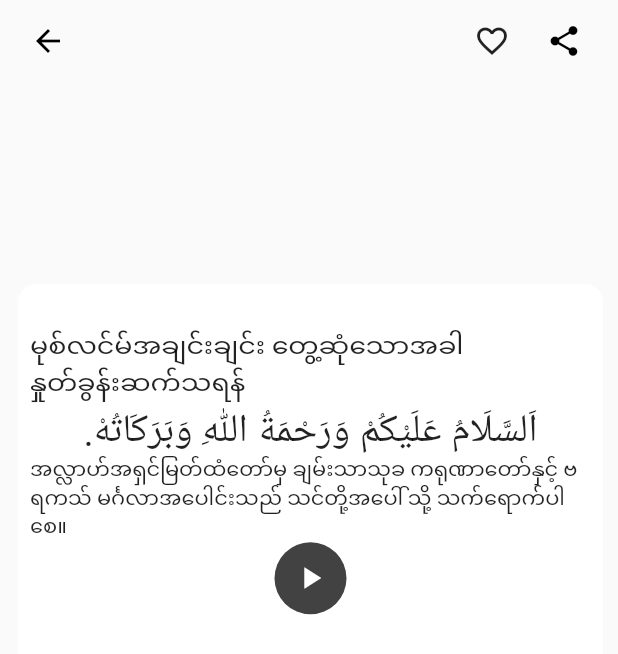
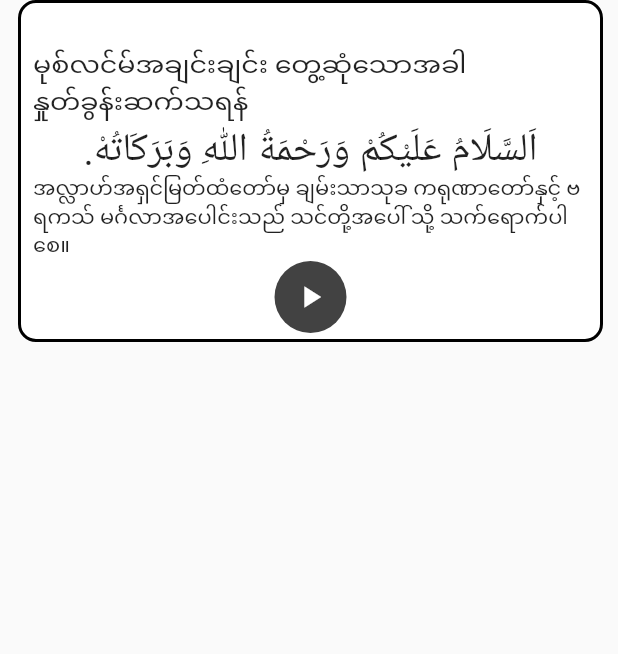
Before and after one commit to soethan98/Masnoon-Dua, a Flutter app: the DuaItem widget shown alone on an empty page, opened directly with sample values from the repository, on a phone screen of 412 x 824 dp. Shown: the top 654 px of the screen. Run offline on Flutter 3.47's test engine with Material 2 defaults, Android fonts, the phone set to English and light mode, and no system bars; our stand-ins replace audioplayers, shared_preferences, sqflite; accounts and stored records are empty.

Commit message:
Favourite Func Finished

```diff
--- a/lib/data/dua_category.dart
+++ b/lib/data/dua_category.dart
@@ -4,9 +4,9 @@ class DuaCategory{
   int catId;
   String duaType;
   String imagePath;
-  LinearGradient background;
 
-  DuaCategory(this.catId, this.duaType,this.imagePath,this.background);
+
+  DuaCategory(this.catId, this.duaType,this.imagePath);
 
 
 }
--- a/lib/ui/dua_item.dart
+++ b/lib/ui/dua_item.dart
@@ -26,29 +26,25 @@ class DuaItem extends StatefulWidget {
 class DuaItemState extends State<DuaItem> {
   String mp3Uri;
   final double barHeight = 55.0;
-  bool favValue = false;
 
   DatabaseHelper helper = DatabaseHelper();
   @override
   void initState() {
     // TODO: implement initState
     super.initState();
+
     advancedPlayer = new AudioPlayer();
     audioCache = new AudioCache(fixedPlayer: advancedPlayer);
 
     checkPrefValue(widget.dua.dua_id);
+    setState(() {
+      vDua = widget.dua;
+    });
   }
 
   @override
   Widget build(BuildContext context) {
-    return Column(
-      children: <Widget>[
-        _buildCustomToolbar(context),
-        Container(
-          child: _buildDuaContent(context),
-        ),
-      ],
-    );
+    return _buildDuaContent(context);
   }
 
   void playSound() async {
@@ -93,24 +89,17 @@ class DuaItemState extends State<DuaItem> {
 
   void releaseAudio() {
     advancedPlayer.stop();
-
   }
 
   Widget _buildDuaContent(BuildContext context) {
-    return Flexible(
-      flex: 3,
-      child: Center(
-        child: SizedBox.fromSize(
-          size: Size.fromHeight(500.0),
-          child: Container(
+    return Container(
       margin: EdgeInsets.only(left: 12.0, right: 10.0),
       decoration: BoxDecoration(
-//                border: Border.all(width: 2.0),
+          border: Border.all(width: 2.0),
           color: Colors.white,
           borderRadius: BorderRadius.circular(12.0)),
       child: Padding(
-              padding: EdgeInsets.only(
-                  top: 30.0, left: 8.0, right: 8.0, bottom: 4.0),
+        padding: EdgeInsets.only(top: 30.0, left: 8.0, right: 8.0, bottom: 4.0),
         child: SingleChildScrollView(
           child: Column(
             crossAxisAlignment: CrossAxisAlignment.center,
@@ -152,79 +141,6 @@ class DuaItemState extends State<DuaItem> {
           ),
         ),
       ),
-          ),
-        ),
-      ),
     );
   }
-
-  Widget _buildCustomToolbar(BuildContext context) {
-    final double statusBarHeight = MediaQuery.of(context).padding.top;
-    return Container(
-      padding: new EdgeInsets.only(top: statusBarHeight),
-      margin: new EdgeInsets.symmetric(horizontal: 8.0),
-      height: statusBarHeight + barHeight,
-      child: Row(
-        mainAxisAlignment: MainAxisAlignment.spaceBetween,
-        children: <Widget>[
-          Flexible(
-            child: IconButton(
-                icon: Icon(Icons.arrow_back, color: Colors.black),
-                onPressed: () {
-                  Navigator.of(context).pop();
-                }),
-          ),
-          Container(
-            margin: new EdgeInsets.symmetric(horizontal: 4.0),
-            child: Row(
-              children: <Widget>[
-                IconButton(
-                    icon: Icon(
-                      favValue == true ? Icons.favorite : Icons.favorite_border,
-                      color: favValue == true ? Colors.red : null,
-                    ),
-                    onPressed: () {
-                      if (favValue == true) {
-                        _delete();
-                        setState(() {
-                          favValue = false;
-                        });
-                      } else {
-                        _save();
-                        setState(() {
-                          favValue = true;
-                        });
 }
-                    }),
-                IconButton(
-                  icon: Icon(Icons.share, color: Colors.black),
-                  onPressed: () {},
-                ),
-              ],
-            ),
-          )
-        ],
-      ),
-    );
-  }
-
-  addPrefValue(String _duaId) async {
-    SharedPreferences sharedPreferences = await SharedPreferences.getInstance();
-    sharedPreferences.setBool(_duaId, true);
-  }
-
-  removePrefValue(String _duaId) async {
-    SharedPreferences sharedPreferences = await SharedPreferences.getInstance();
-    sharedPreferences.setBool(_duaId, false);
-  }
-
-  void _save() async {
-    int result = await helper.insertDua(widget.dua);
-    if (result != 0) addPrefValue(widget.dua.dua_id.toString());
-  }
-
-  void _delete() async {
-    int result = await helper.deleteFavDua(widget.dua.dua_id);
-    if (result != 0) removePrefValue(widget.dua.dua_id.toString());
-  }
-}
--- a/lib/ui/favourite_page.dart
+++ b/lib/ui/favourite_page.dart
@@ -21,6 +21,8 @@ class FavouritePageState extends State<FavouritePage> {
 
     helper.getFavList().then((duaList) {
       favDuaList = duaList;
+
+
     });
   }
 
@@ -35,9 +37,9 @@ class FavouritePageState extends State<FavouritePage> {
                   height: double.infinity,
                   width: double.infinity)),
           BackdropFilter(
-            filter: ui.ImageFilter.blur(sigmaX: 0.0, sigmaY: 0.0),
+            filter: ui.ImageFilter.blur(sigmaX: 0.5, sigmaY: 0.5),
             child: Container(
-              color: Colors.black.withOpacity(0.0),
+              color: Colors.black.withOpacity(0.7),
             ),
           ),
           PageView.builder(
--- a/lib/ui/favourite_page_card.dart
+++ b/lib/ui/favourite_page_card.dart
@@ -24,6 +24,7 @@ class _FavouriteCardState extends State<FavouriteCard> {
         child: Center(
         child: SizedBox.fromSize(
           size: Size.fromHeight(500.0),
+          // child: ,
 
         ),
         ),
```
Also changed, not shown: lib/ui/dua_detail_page.dart (+69 -3 lines), lib/utils/dua_list.dart (+6 -30 lines), 4 other files. Lines whose indentation alone changed are shown as unchanged.
